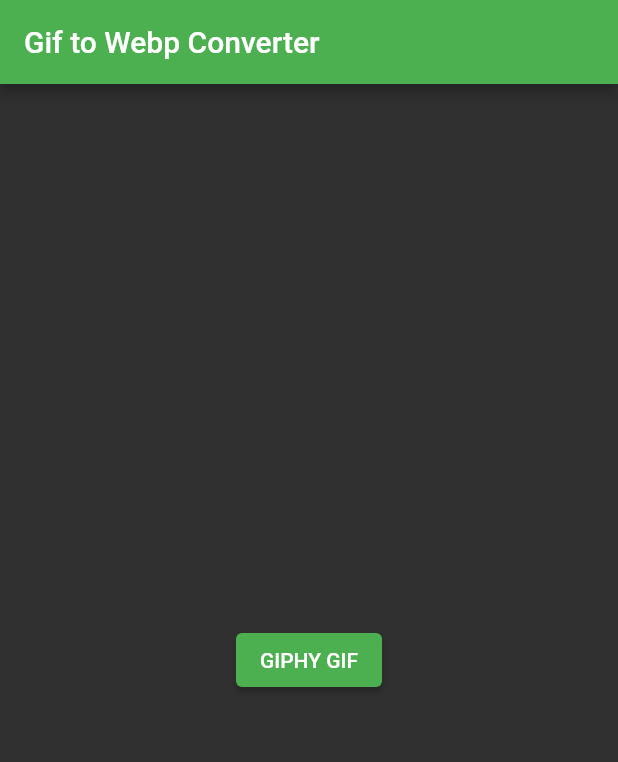
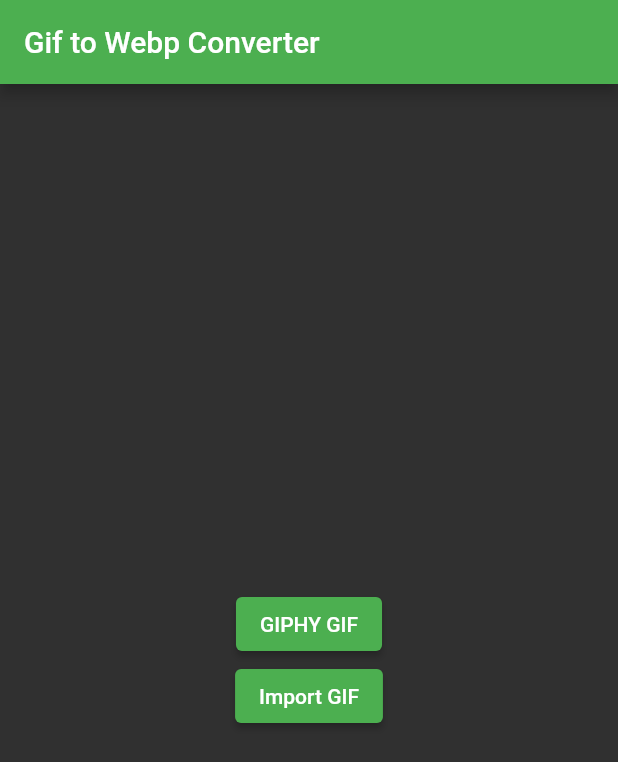
Before and after one commit to Adrieldf/toWebpConverter, a Flutter app: the screen it shows after launch, on a phone screen of 412 x 824 dp. Shown: the top 762 px of the screen. Run offline on Flutter 3.47's test engine with Material 2 defaults, Android fonts, the phone set to English and light mode, and no system bars; our stand-ins replace file_picker, flutter_image_compress, percent_indicator; missing offline and left inert: flutter_downloader, flutter_webp, giphy_picker.

```diff
--- a/lib/main.dart
+++ b/lib/main.dart
@@ -1,6 +1,7 @@
 import 'package:flutter/material.dart';
 import 'package:towebpconverter/browsegif.dart';
 import 'package:towebpconverter/constants/theme.dart';
+import 'package:towebpconverter/importGif.dart';
 
 void main() {
   runApp(MyApp());
@@ -65,6 +66,25 @@ class _MyHomePageState extends State<MyHomePage> {
                   },
                 ),
               ),
+            ),
+            ElevatedButton(
+              onPressed: () {
+                Navigator.push(
+                  context,
+                  MaterialPageRoute(builder: (context) => ImportGif()),
+                );
+              },
+              child: Text("Import GIF"),
+              autofocus: false,
+              clipBehavior: Clip.none,
+              style: new ButtonStyle(
+                backgroundColor: MaterialStateProperty.resolveWith<Color>(
+                  (Set<MaterialState> states) {
+                    return Theme.of(context)
+                        .primaryColor; // Use the component's default.
+                  },
+                ),
+              ),
             )
           ],
         ),
--- a/pubspec.yaml
+++ b/pubspec.yaml
@@ -30,6 +30,8 @@ dependencies:
   flutter_downloader: ^1.5.2
   path_provider: ^1.6.27
   percent_indicator: ^2.1.9
+  file_picker: ^2.1.5
+  flutter_webp: ^0.2.0
 
   # The following adds the Cupertino Icons font to your application.
   # Use with the CupertinoIcons class for iOS style icons.
```
Also changed, not shown: lib/convertToWebp.dart (+12 -1 lines), lib/importGif.dart (added, +91 -0 lines), pubspec.lock, 3 other files.
